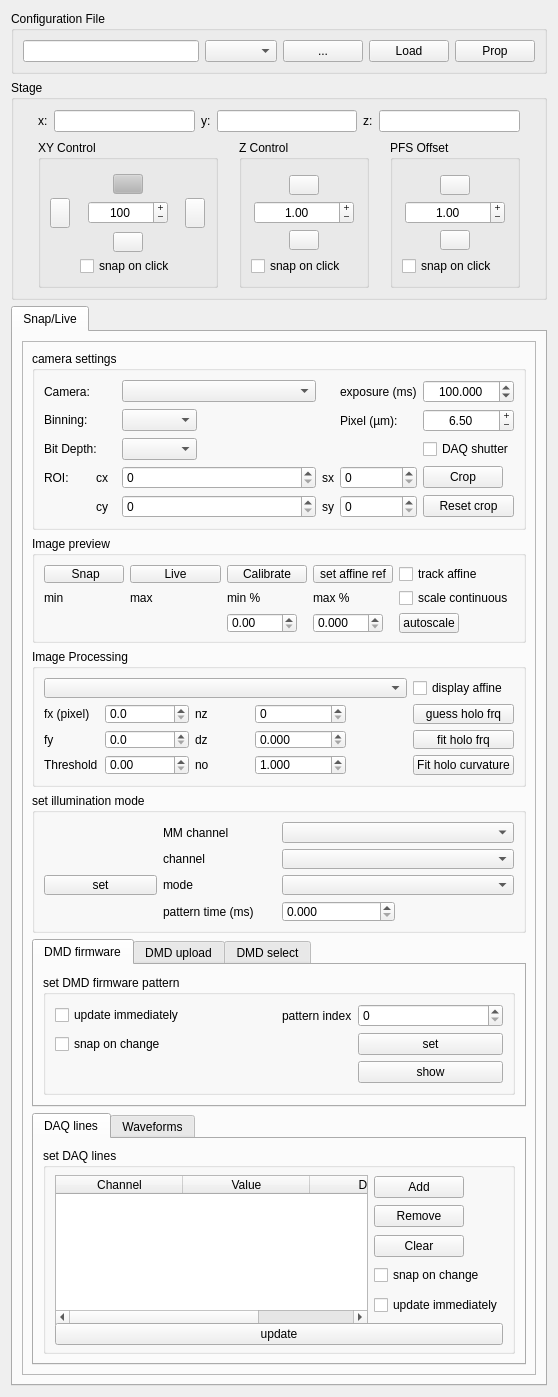
Before: the Qt Designer form micromanager_gui/_ui/micromanager_gui.ui in QI2lab/napari-micromanager, drawn with Qt 5.
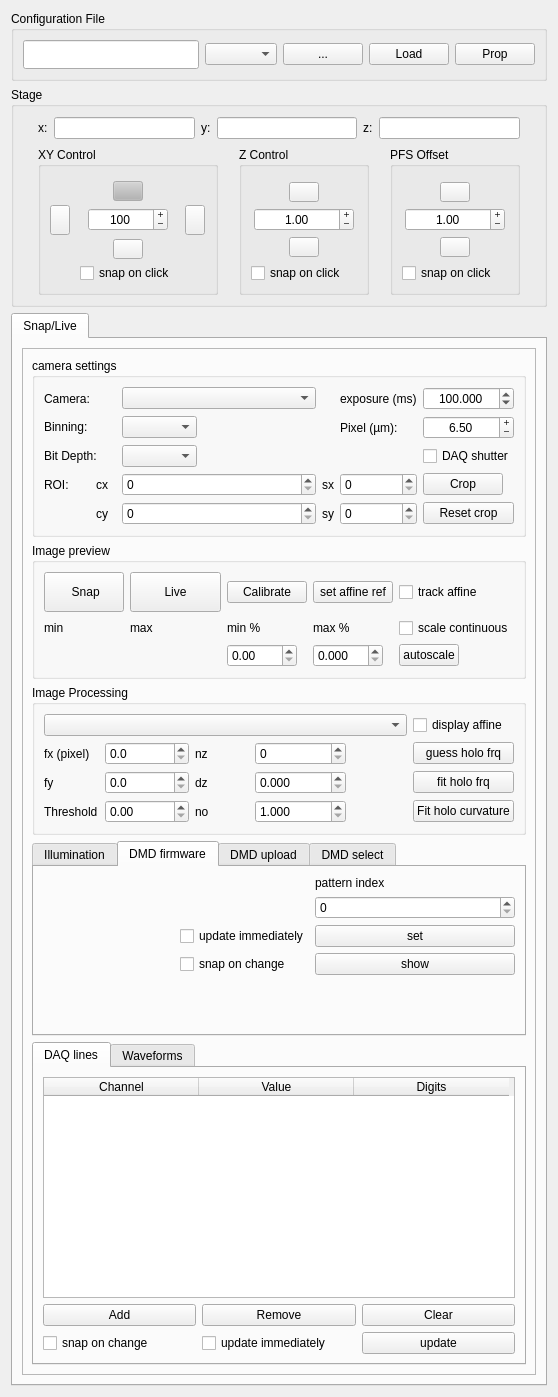
After: the same form once the commit is applied.

Commit message: (1) updated some UI interfaces that had gotten confusing and ugly (2) added spin box to set warmup time before sequencing starts (3) simplified metadata saving interface to simply copy keys/values rather than renaming. To compensate for this and hopefully largely maintain code compatability also made change to config files to use more descriptive field names

Diff of the .ui file:
```diff
--- a/micromanager_gui/_ui/micromanager_gui.ui
+++ b/micromanager_gui/_ui/micromanager_gui.ui
@@ -993,7 +993,7 @@
             <property name="minimumSize">
              <size>
               <width>0</width>
-              <height>40</height>
+              <height>50</height>
              </size>
             </property>
             <property name="maximumSize">
@@ -1095,7 +1095,7 @@
                <property name="minimumSize">
                 <size>
                  <width>0</width>
-                 <height>0</height>
+                 <height>40</height>
                 </size>
                </property>
                <property name="maximumSize">
@@ -1174,7 +1174,7 @@
                <property name="minimumSize">
                 <size>
                  <width>0</width>
-                 <height>0</height>
+                 <height>40</height>
                 </size>
                </property>
                <property name="maximumSize">
@@ -1224,7 +1224,7 @@
             <property name="minimumSize">
              <size>
               <width>0</width>
-              <height>30</height>
+              <height>40</height>
              </size>
             </property>
             <property name="maximumSize">
@@ -1402,61 +1402,42 @@
            </widget>
           </item>
           <item>
-           <widget class="QGroupBox" name="groupBox">
-            <property name="maximumSize">
-             <size>
-              <width>16777215</width>
-              <height>140</height>
-             </size>
+           <widget class="QTabWidget" name="dmd_tabWidget">
+            <property name="sizePolicy">
+             <sizepolicy hsizetype="Expanding" vsizetype="Preferred">
+              <horstretch>0</horstretch>
+              <verstretch>0</verstretch>
+             </sizepolicy>
             </property>
-            <property name="title">
-             <string>set illumination mode</string>
+            <property name="currentIndex">
+             <number>1</number>
             </property>
-            <layout class="QGridLayout" name="gridLayout_5">
-             <item row="3" column="0">
+            <widget class="QWidget" name="tab_6">
+             <attribute name="title">
+              <string>Illumination</string>
+             </attribute>
+             <layout class="QGridLayout" name="gridLayout_15">
+              <item row="7" column="2">
               <widget class="QPushButton" name="set_channel_Button">
                <property name="text">
                 <string>set</string>
                </property>
               </widget>
              </item>
-             <item row="1" column="1">
-              <widget class="QLabel" name="label_16">
-               <property name="minimumSize">
-                <size>
-                 <width>100</width>
-                 <height>0</height>
-                </size>
-               </property>
-               <property name="text">
-                <string>channel</string>
-               </property>
-              </widget>
-             </item>
-             <item row="0" column="1">
-              <widget class="QLabel" name="label_12">
-               <property name="text">
-                <string>MM channel</string>
-               </property>
-              </widget>
-             </item>
-             <item row="3" column="1">
-              <widget class="QLabel" name="label_15">
-               <property name="minimumSize">
+              <item row="0" column="0">
+               <spacer name="horizontalSpacer_2">
+                <property name="orientation">
+                 <enum>Qt::Horizontal</enum>
+                </property>
+                <property name="sizeHint" stdset="0">
                 <size>
-                 <width>100</width>
-                 <height>0</height>
-                </size>
-               </property>
-               <property name="text">
-                <string>mode</string>
-               </property>
-              </widget>
-             </item>
-             <item row="1" column="2" colspan="2">
-              <widget class="QComboBox" name="channel_comboBox"/>
-             </item>
-             <item row="4" column="1">
+                  <width>40</width>
+                  <height>20</height>
+                 </size>
+                </property>
+               </spacer>
+              </item>
+              <item row="6" column="1">
               <widget class="QLabel" name="label_14">
                <property name="minimumSize">
                 <size>
@@ -1469,7 +1450,7 @@
                </property>
               </widget>
              </item>
-             <item row="4" column="2">
+              <item row="6" column="2">
               <widget class="QDoubleSpinBox" name="pattern_time_SpinBox">
                <property name="decimals">
                 <number>3</number>
@@ -1479,96 +1460,140 @@
                </property>
               </widget>
              </item>
-             <item row="3" column="2" colspan="2">
+              <item row="0" column="2">
+               <widget class="QComboBox" name="channel_comboBox">
+                <property name="minimumSize">
+                 <size>
+                  <width>250</width>
+                  <height>0</height>
+                 </size>
+                </property>
+               </widget>
+              </item>
+              <item row="2" column="1">
+               <widget class="QLabel" name="label_15">
+                <property name="minimumSize">
+                 <size>
+                  <width>0</width>
+                  <height>0</height>
+                 </size>
+                </property>
+                <property name="text">
+                 <string>mode</string>
+                </property>
+               </widget>
+              </item>
+              <item row="2" column="2">
               <widget class="QComboBox" name="mode_comboBox"/>
              </item>
-             <item row="0" column="2" colspan="2">
-              <widget class="QComboBox" name="snap_channel_comboBox">
-               <property name="enabled">
-                <bool>true</bool>
-               </property>
-               <property name="maximumSize">
+              <item row="0" column="1">
+               <widget class="QLabel" name="label_16">
+                <property name="minimumSize">
                 <size>
-                 <width>16777215</width>
-                 <height>16777215</height>
-                </size>
-               </property>
-              </widget>
-             </item>
-            </layout>
-           </widget>
-          </item>
-          <item>
-           <widget class="QTabWidget" name="dmd_tabWidget">
-            <property name="currentIndex">
-             <number>0</number>
-            </property>
+                  <width>0</width>
+                  <height>0</height>
+                 </size>
+                </property>
+                <property name="text">
+                 <string>channel</string>
+                </property>
+               </widget>
+              </item>
+              <item row="8" column="2">
+               <spacer name="verticalSpacer_5">
+                <property name="orientation">
+                 <enum>Qt::Vertical</enum>
+                </property>
+                <property name="sizeHint" stdset="0">
+                 <size>
+                  <width>20</width>
+                  <height>40</height>
+                 </size>
+                </property>
+               </spacer>
+              </item>
+             </layout>
+            </widget>
             <widget class="QWidget" name="tab">
              <attribute name="title">
               <string>DMD firmware</string>
              </attribute>
-             <layout class="QHBoxLayout" name="horizontalLayout">
-              <item>
-               <widget class="QGroupBox" name="groupBox_6">
-                <property name="maximumSize">
-                 <size>
-                  <width>16777215</width>
-                  <height>120</height>
-                 </size>
-                </property>
-                <property name="title">
-                 <string>set DMD firmware pattern</string>
-                </property>
-                <property name="checkable">
-                 <bool>false</bool>
-                </property>
                 <layout class="QGridLayout" name="gridLayout_2">
-                 <item row="2" column="2">
-                  <widget class="QPushButton" name="set_dmd_pattern_index_pushButton">
+              <item row="3" column="6">
+               <widget class="QPushButton" name="show_dmd_firmware_pattern_pushButton">
                    <property name="text">
-                    <string>set</string>
+                 <string>show</string>
                    </property>
                   </widget>
                  </item>
-                 <item row="3" column="0">
-                  <widget class="QLabel" name="dmd_firmware_pattern_label">
-                   <property name="text">
-                    <string/>
-                   </property>
-                  </widget>
-                 </item>
-                 <item row="0" column="2">
+              <item row="1" column="6">
                   <widget class="QSpinBox" name="dmd_firmware_index_spinBox"/>
                  </item>
-                 <item row="2" column="0">
-                  <widget class="QCheckBox" name="dmd_snap_checkBox">
+              <item row="2" column="1">
+               <widget class="QCheckBox" name="dmd_update_immediately_checkBox">
                    <property name="text">
-                    <string>snap on change</string>
+                 <string>update immediately</string>
                    </property>
                   </widget>
                  </item>
-                 <item row="0" column="1" alignment="Qt::AlignRight">
+              <item row="0" column="6">
                   <widget class="QLabel" name="label_11">
                    <property name="text">
                     <string>pattern index</string>
                    </property>
                   </widget>
                  </item>
-                 <item row="0" column="0">
-                  <widget class="QCheckBox" name="dmd_update_immediately_checkBox">
+              <item row="2" column="6">
+               <widget class="QPushButton" name="set_dmd_pattern_index_pushButton">
+                <property name="minimumSize">
+                 <size>
+                  <width>200</width>
+                  <height>0</height>
+                 </size>
+                </property>
                    <property name="text">
-                    <string>update immediately</string>
+                 <string>set</string>
                    </property>
                   </widget>
                  </item>
-                 <item row="3" column="2">
-                  <widget class="QPushButton" name="show_dmd_firmware_pattern_pushButton">
+              <item row="3" column="1">
+               <widget class="QCheckBox" name="dmd_snap_checkBox">
                    <property name="text">
-                    <string>show</string>
+                 <string>snap on change</string>
                    </property>
                   </widget>
                  </item>
-                </layout>
+              <item row="2" column="0">
+               <spacer name="horizontalSpacer_3">
+                <property name="orientation">
+                 <enum>Qt::Horizontal</enum>
+                </property>
+                <property name="sizeHint" stdset="0">
+                 <size>
+                  <width>40</width>
+                  <height>20</height>
+                 </size>
+                </property>
+               </spacer>
+              </item>
+              <item row="4" column="0">
+               <spacer name="verticalSpacer_4">
+                <property name="orientation">
+                 <enum>Qt::Vertical</enum>
+                </property>
+                <property name="sizeHint" stdset="0">
+                 <size>
+                  <width>20</width>
+                  <height>40</height>
+                 </size>
+                </property>
+               </spacer>
+              </item>
+              <item row="4" column="6">
+               <widget class="QLabel" name="dmd_firmware_pattern_label">
+                <property name="text">
+                 <string/>
+                </property>
                </widget>
               </item>
              </layout>
@@ -1712,40 +1737,7 @@
               <string>DAQ lines</string>
              </attribute>
              <layout class="QGridLayout" name="gridLayout_17">
-              <item row="0" column="0">
-               <widget class="QGroupBox" name="daq_groupBox">
-                <property name="enabled">
-                 <bool>true</bool>
-                </property>
-                <property name="minimumSize">
-                 <size>
-                  <width>0</width>
-                  <height>200</height>
-                 </size>
-                </property>
-                <property name="maximumSize">
-                 <size>
-                  <width>16777215</width>
-                  <height>16777215</height>
-                 </size>
-                </property>
-                <property name="title">
-                 <string>set DAQ lines</string>
-                </property>
-                <property name="checkable">
-                 <bool>false</bool>
-                </property>
-                <property name="checked">
-                 <bool>false</bool>
-                </property>
-                <layout class="QGridLayout" name="gridLayout_15">
-                 <property name="topMargin">
-                  <number>7</number>
-                 </property>
-                 <property name="bottomMargin">
-                  <number>7</number>
-                 </property>
-                 <item row="2" column="1">
+              <item row="1" column="2">
                   <widget class="QPushButton" name="clear_ch_Button">
                    <property name="minimumSize">
                     <size>
@@ -1755,7 +1747,7 @@
                    </property>
                    <property name="maximumSize">
                     <size>
-                     <width>90</width>
+                  <width>16777215</width>
                      <height>16777215</height>
                     </size>
                    </property>
@@ -1764,18 +1756,44 @@
                    </property>
                   </widget>
                  </item>
-                 <item row="3" column="1">
+              <item row="2" column="0">
                   <widget class="QCheckBox" name="daq_snap_checkBox">
                    <property name="text">
                     <string>snap on change</string>
                    </property>
                   </widget>
                  </item>
-                 <item row="0" column="0" rowspan="5">
+              <item row="2" column="2">
+               <widget class="QPushButton" name="daq_update_pushButton">
+                <property name="text">
+                 <string>update</string>
+                </property>
+               </widget>
+              </item>
+              <item row="1" column="0">
+               <widget class="QPushButton" name="add_ch_Button">
+                <property name="minimumSize">
+                 <size>
+                  <width>90</width>
+                  <height>0</height>
+                 </size>
+                </property>
+                <property name="maximumSize">
+                 <size>
+                  <width>16777215</width>
+                  <height>16777215</height>
+                 </size>
+                </property>
+                <property name="text">
+                 <string>Add</string>
+                </property>
+               </widget>
+              </item>
+              <item row="0" column="0" colspan="3">
                   <widget class="QTableWidget" name="daq_channel_tableWidget">
                    <property name="minimumSize">
                     <size>
-                     <width>0</width>
+                  <width>400</width>
                      <height>150</height>
                     </size>
                    </property>
@@ -1810,7 +1828,7 @@
                     <number>3</number>
                    </property>
                    <attribute name="horizontalHeaderDefaultSectionSize">
-                    <number>127</number>
+                 <number>155</number>
                    </attribute>
                    <attribute name="verticalHeaderVisible">
                     <bool>false</bool>
@@ -1832,6 +1850,13 @@
                    </column>
                   </widget>
                  </item>
+              <item row="2" column="1">
+               <widget class="QCheckBox" name="daq_update_immediately_checkBox">
+                <property name="text">
+                 <string>update immediately</string>
+                </property>
+               </widget>
+              </item>
                  <item row="1" column="1">
                   <widget class="QPushButton" name="remove_ch_Button">
                    <property name="minimumSize">
@@ -1842,7 +1867,7 @@
                    </property>
                    <property name="maximumSize">
                     <size>
-                     <width>90</width>
+                  <width>16777215</width>
                      <height>16777215</height>
                     </size>
                    </property>
@@ -1851,42 +1876,6 @@
                    </property>
                   </widget>
                  </item>
-                 <item row="0" column="1">
-                  <widget class="QPushButton" name="add_ch_Button">
-                   <property name="minimumSize">
-                    <size>
-                     <width>90</width>
-                     <height>0</height>
-                    </size>
-                   </property>
-                   <property name="maximumSize">
-                    <size>
-                     <width>90</width>
-                     <height>16777215</height>
-                    </size>
-                   </property>
-                   <property name="text">
-                    <string>Add</string>
-                   </property>
-                  </widget>
-                 </item>
-                 <item row="8" column="0" colspan="2">
-                  <widget class="QPushButton" name="daq_update_pushButton">
-                   <property name="text">
-                    <string>update</string>
-                   </property>
-                  </widget>
-                 </item>
-                 <item row="4" column="1">
-                  <widget class="QCheckBox" name="daq_update_immediately_checkBox">
-                   <property name="text">
-                    <string>update immediately</string>
-                   </property>
-                  </widget>
-                 </item>
-                </layout>
-               </widget>
-              </item>
              </layout>
             </widget>
             <widget class="QWidget" name="tab_5">
```
Left out of the diff: 136 changed lines with no effect on the pictures. Lines whose indentation alone changed are shown as unchanged. The commit also changes 4 other files.
